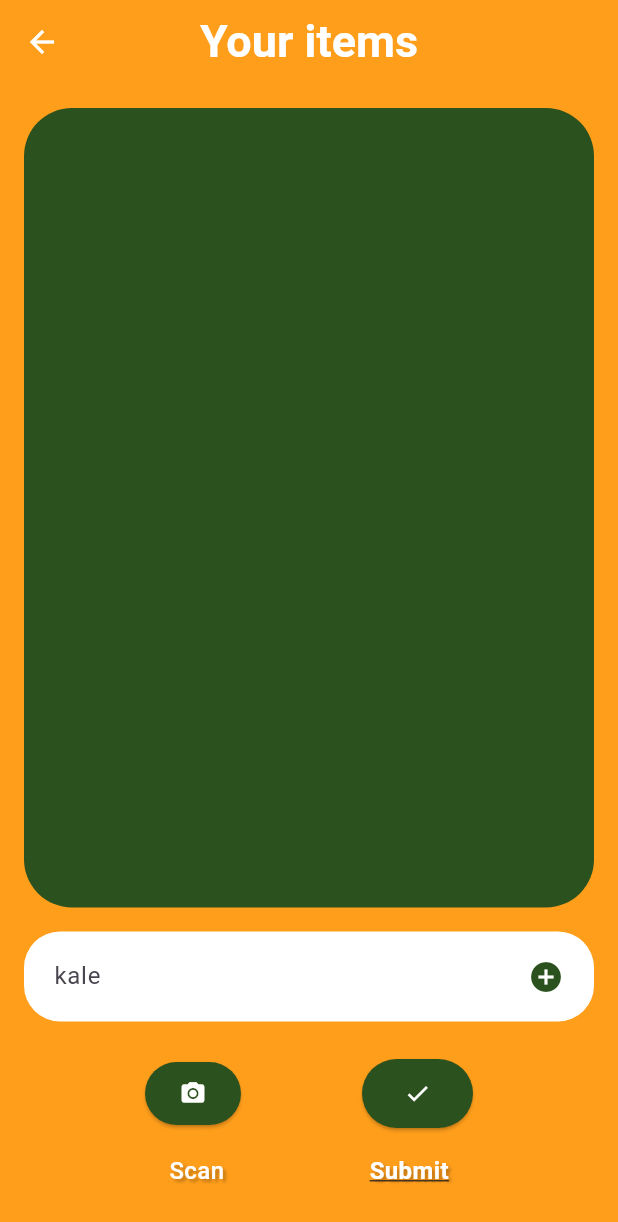
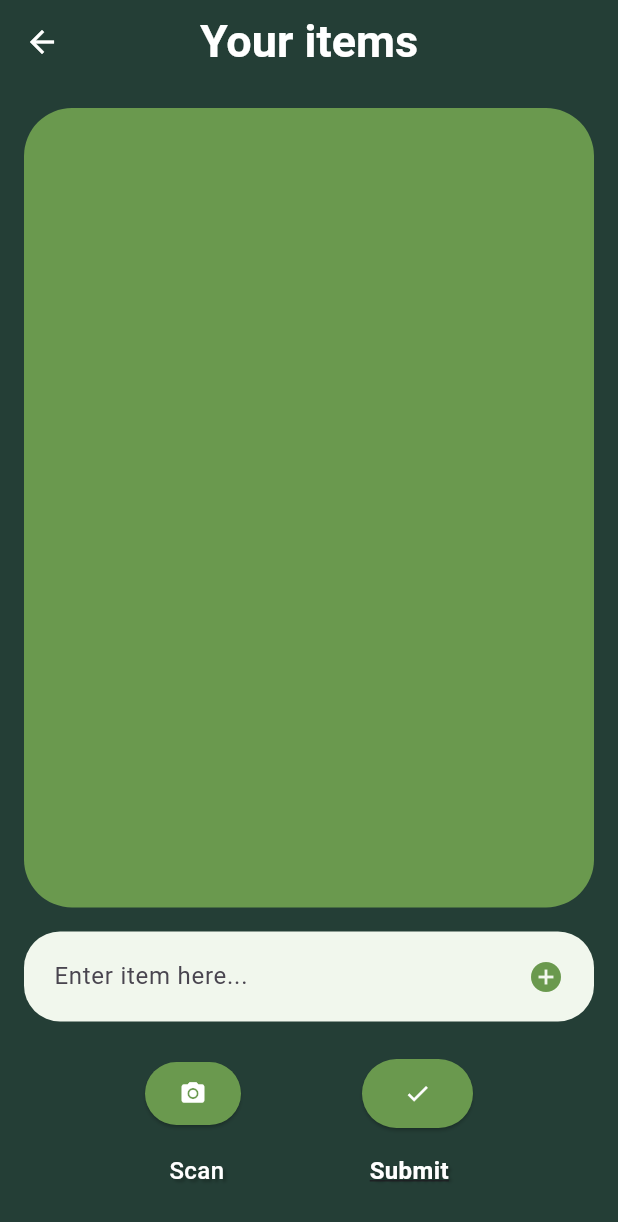
Before and after one commit to plasmapotatos/EcoEats-App, a Flutter app: the screen it shows after launch, item 3 of the bottom bar chosen, on a phone screen of 412 x 824 dp. Shown: the top 1222 px of the screen. Run offline on Flutter 3.47's test engine with Material 3 defaults, Android fonts, the light colour scheme and no system bars; our stand-ins replace audioplayers, camera, font_awesome_flutter, lottie, shared_preferences.

Commit message:
food detection gif

```diff
--- a/lib/screens/home_screen.dart
+++ b/lib/screens/home_screen.dart
@@ -92,7 +92,7 @@ class _HomeScreenState extends State<HomeScreen> {
                       MaterialPageRoute(
                         builder: (_) => LoadingScreen(
                           message: "Analyzing image...",
-                          animationAsset: 'lib/assets/animations/generate_recipes.gif',
+                          animationAsset: 'lib/assets/animations/detect_foods.gif',
                           isGif: true,
                           onComplete: (context) async {
                             await CameraService.captureAndSendImage(context, _cameraController, image: image);
--- a/lib/screens/items_screen.dart
+++ b/lib/screens/items_screen.dart
@@ -1,4 +1,5 @@
 import 'package:EcoEats/screens/home_screen.dart';
+import 'package:EcoEats/theme/theme.dart';
 import 'package:flutter/material.dart';
 import 'package:provider/provider.dart';
 import 'package:EcoEats/providers/food_item_provider.dart';
@@ -45,7 +46,7 @@ class _ItemsScreenState extends State<ItemsScreen> {
     final items = context.watch<FoodItemProvider>().items;
 
     return Scaffold(
-      backgroundColor: const Color(0xFFFF9E1B),
+      backgroundColor: EcoEatsTheme.primaryBackground,
       appBar: AppBar(
         backgroundColor: Colors.transparent,
         elevation: 0,
@@ -65,7 +66,7 @@ class _ItemsScreenState extends State<ItemsScreen> {
               child: Container(
                 padding: const EdgeInsets.all(15),
                 decoration: BoxDecoration(
-                  color: const Color(0xFF2B511E),
+                  color: EcoEatsTheme.secondaryBackground,
                   borderRadius: BorderRadius.circular(32),
                 ),
                 child: Scrollbar(
@@ -80,7 +81,7 @@ class _ItemsScreenState extends State<ItemsScreen> {
                         padding: const EdgeInsets.symmetric(
                             horizontal: 20, vertical: 12),
                         decoration: BoxDecoration(
-                          color: Colors.white,
+                          color: EcoEatsTheme.tertiaryBackground,
                           borderRadius: BorderRadius.circular(24),
                         ),
                         child: Row(
@@ -94,7 +95,7 @@ class _ItemsScreenState extends State<ItemsScreen> {
                                   .read<FoodItemProvider>()
                                   .removeItem(index),
                               child: const Icon(Icons.close,
-                                  color: Color(0xFF2B511E)),
+                                  color: EcoEatsTheme.secondaryBackground),
                             )
                           ],
                         ),
@@ -109,7 +110,7 @@ class _ItemsScreenState extends State<ItemsScreen> {
               padding:
               const EdgeInsets.symmetric(horizontal: 20, vertical: 6),
               decoration: BoxDecoration(
-                color: Colors.white,
+                color: EcoEatsTheme.tertiaryBackground,
                 borderRadius: BorderRadius.circular(24),
               ),
               child: Row(
@@ -118,7 +119,7 @@ class _ItemsScreenState extends State<ItemsScreen> {
                     child: TextField(
                       controller: _textController,
                       decoration: const InputDecoration(
-                        hintText: 'kale',
+                        hintText: 'Enter item here...',
                         border: InputBorder.none,
                       ),
                       onSubmitted: (_) => _addItem(context),
@@ -127,7 +128,8 @@ class _ItemsScreenState extends State<ItemsScreen> {
                   GestureDetector(
                     onTap: () => _addItem(context),
                     child: const Icon(Icons.add_circle,
-                        color: Color(0xFF2B511E)),
+                        color: EcoEatsTheme.secondaryBackground,
+                    )
                   )
                 ],
               ),
@@ -140,7 +142,7 @@ class _ItemsScreenState extends State<ItemsScreen> {
                   onPressed: () => Navigator.of(context)
                       .push(MaterialPageRoute(builder: (_) => const HomeScreen())),
                   style: ElevatedButton.styleFrom(
-                    backgroundColor: const Color(0xFF2B511E),
+                    backgroundColor: EcoEatsTheme.secondaryBackground,
                     shape: RoundedRectangleBorder(
                         borderRadius: BorderRadius.circular(24)),
                     padding: const EdgeInsets.all(12),
@@ -150,7 +152,7 @@ class _ItemsScreenState extends State<ItemsScreen> {
                 ElevatedButton(
                   onPressed: () => _showBottomSheet(context),
                   style: ElevatedButton.styleFrom(
-                    backgroundColor: const Color(0xFF2B511E),
+                    backgroundColor: EcoEatsTheme.secondaryBackground,
                     shape: RoundedRectangleBorder(
                         borderRadius: BorderRadius.circular(24)),
                     padding: const EdgeInsets.symmetric(
--- a/lib/theme/theme.dart
+++ b/lib/theme/theme.dart
@@ -1,20 +1,43 @@
 import 'package:flutter/material.dart';
 
 class EcoEatsTheme {
+  static const Color primaryBackground = Color(0xFF243e36); // Main dark green
+  static const Color secondaryBackground = Color(0xFF6a994e);
+  static const Color tertiaryBackground = Color(0xFFf1f7ed);
+  static const Color mustardYellow = Color(0xFF8fc0a9);    // Used for background (item list area)
+  static const Color butteryYellow = Color(0xFFFFFFEC);    // Used for input
   static const Color selectedBackground = Color(0xFF4F8742); // Consistent blue
   static const Color unselectedBackground = Color(0xFFE0E0E0);
   static const Color selectedText = Colors.white;
   static const Color unselectedText = Colors.black;
 
   static ThemeData get light => ThemeData(
-    primarySwatch: Colors.green,
-    scaffoldBackgroundColor: Colors.white,
+    primaryColor: primaryBackground,
+    scaffoldBackgroundColor: mustardYellow,
     cardTheme: CardThemeData(
+      color: butteryYellow,
       elevation: 2,
       shape: RoundedRectangleBorder(
         borderRadius: BorderRadius.circular(8),
       ),
       margin: const EdgeInsets.symmetric(horizontal: 12, vertical: 6),
+    ),
+    elevatedButtonTheme: ElevatedButtonThemeData(
+      style: ElevatedButton.styleFrom(
+        backgroundColor: primaryBackground,
+        foregroundColor: Colors.white,
+        shape: RoundedRectangleBorder(
+          borderRadius: BorderRadius.circular(12),
+        ),
+      ),
+    ),
+    inputDecorationTheme: const InputDecorationTheme(
+      filled: true,
+      fillColor: butteryYellow,
+      border: OutlineInputBorder(
+        borderRadius: BorderRadius.all(Radius.circular(12)),
+        borderSide: BorderSide.none,
+      ),
     ),
     textTheme: const TextTheme(
       titleMedium: TextStyle(fontSize: 18, fontWeight: FontWeight.bold),
--- a/lib/widgets/food_group_slider.dart
+++ b/lib/widgets/food_group_slider.dart
@@ -55,7 +55,7 @@ class FoodGroupSlider extends StatelessWidget {
                     group,
                     style: TextStyle(
                       fontSize: 12,
-                      color: selected == group ? EcoEatsTheme.selectedBackground : EcoEatsTheme.unselectedText,
+                      color: selected == group ? EcoEatsTheme.selectedBackground : Colors.white,
                     ),
                     textAlign: TextAlign.center,
                   ),
```
Also changed, not shown: lib/screens/alternatives_screen.dart (+40 -19 lines), lib/screens/recipe_screen.dart (+11 -13 lines), lib/assets/animations/detect_foods.gif (added).
